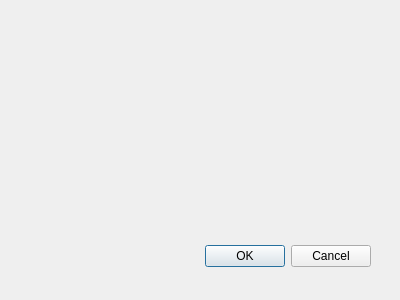
Old version of the form myplugin/myplugin_dialog_base.ui in the repository pappmarci95/Testudo_hermanni.
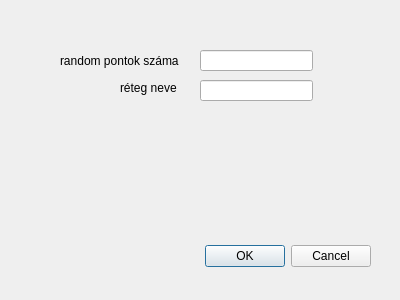
New version of the form.

Diff of the .ui file:
```diff
--- a/myplugin/myplugin_dialog_base.ui
+++ b/myplugin/myplugin_dialog_base.ui
@@ -28,6 +28,52 @@
     <set>QDialogButtonBox::Cancel|QDialogButtonBox::Ok</set>
    </property>
   </widget>
+  <widget class="QLineEdit" name="point_number">
+   <property name="geometry">
+    <rect>
+     <x>200</x>
+     <y>50</y>
+     <width>113</width>
+     <height>21</height>
+    </rect>
+   </property>
+  </widget>
+  <widget class="QLabel" name="label">
+   <property name="geometry">
+    <rect>
+     <x>60</x>
+     <y>40</y>
+     <width>141</width>
+     <height>41</height>
+    </rect>
+   </property>
+   <property name="text">
+    <string>random pontok száma</string>
+   </property>
+  </widget>
+  <widget class="QLabel" name="label_2">
+   <property name="geometry">
+    <rect>
+     <x>120</x>
+     <y>80</y>
+     <width>71</width>
+     <height>16</height>
+    </rect>
+   </property>
+   <property name="text">
+    <string>réteg neve</string>
+   </property>
+  </widget>
+  <widget class="QLineEdit" name="name_widget">
+   <property name="geometry">
+    <rect>
+     <x>200</x>
+     <y>80</y>
+     <width>113</width>
+     <height>21</height>
+    </rect>
+   </property>
+  </widget>
  </widget>
  <resources/>
  <connections>
```
Left out of the diff: 41 changed lines with no effect on the pictures.
